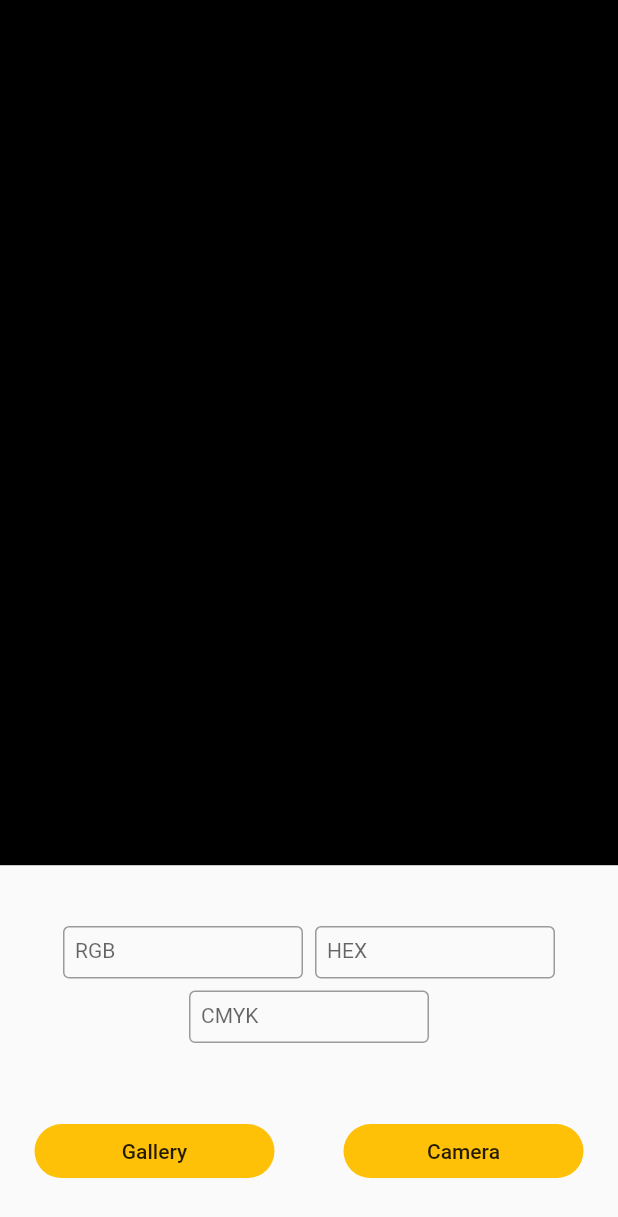
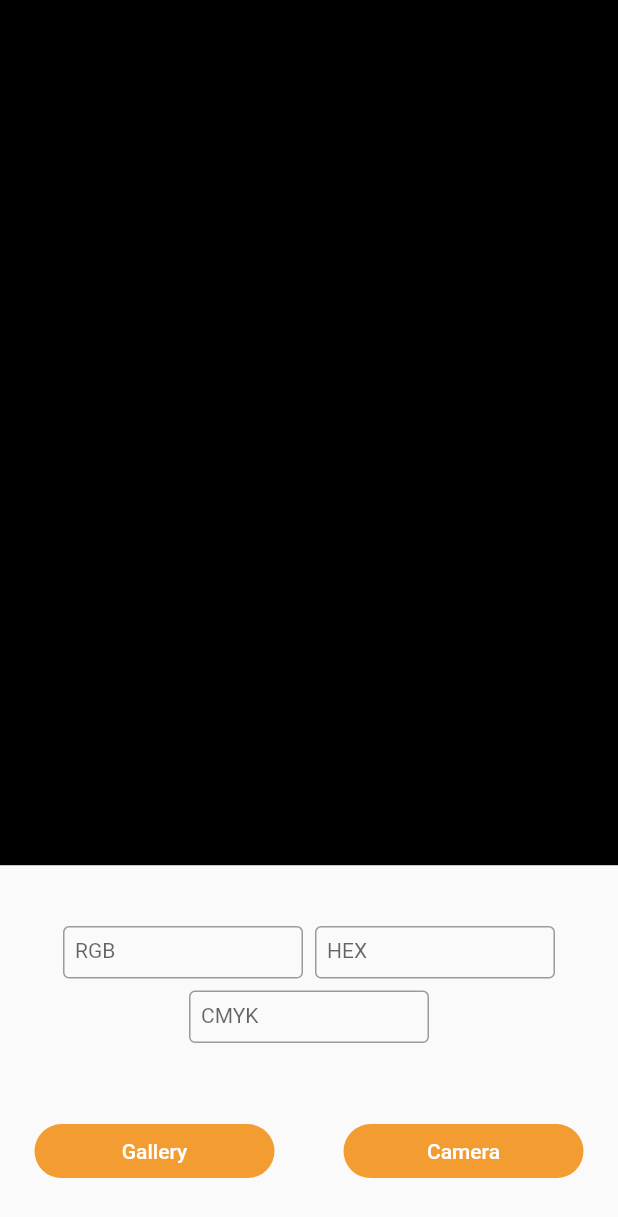
Before and after one commit to SeanErvinson/color-picker, a Flutter app: the screen it shows after launch, on a phone screen of 412 x 824 dp. Shown: the top 1217 px of the screen. Run offline on Flutter 3.47's test engine with Material 2 defaults, Android fonts, the phone set to English and light mode, and no system bars; our stand-ins replace bloc, flutter_bloc, fluttertoast, image_picker.

Commit message:
Changed button color

```diff
--- a/lib/components/commons/action_button.dart
+++ b/lib/components/commons/action_button.dart
@@ -1,3 +1,4 @@
+import 'package:color_picker/values/values.dart';
 import 'package:flutter/material.dart';
 
 class ActionButton extends StatelessWidget {
@@ -17,10 +18,13 @@ class ActionButton extends StatelessWidget {
       child: FlatButton(
         shape: RoundedRectangleBorder(
             borderRadius: BorderRadius.all(Radius.circular(32.0))),
-        color: Colors.amber,
+        color: primaryColor,
         padding: EdgeInsets.symmetric(horizontal: 16, vertical: 8),
         onPressed: _onPressed,
-        child: Text(_title),
+        child: Text(
+          _title,
+          style: TextStyle(color: Colors.white),
+        ),
       ),
     );
   }
```
